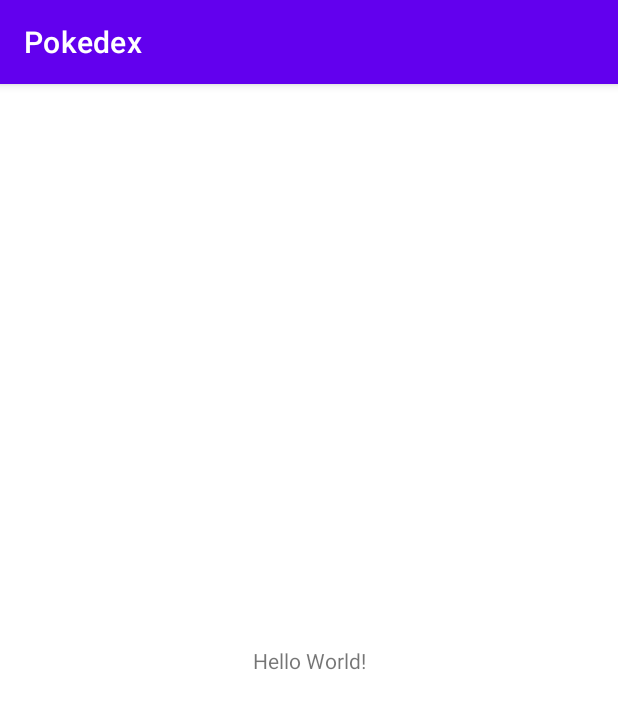
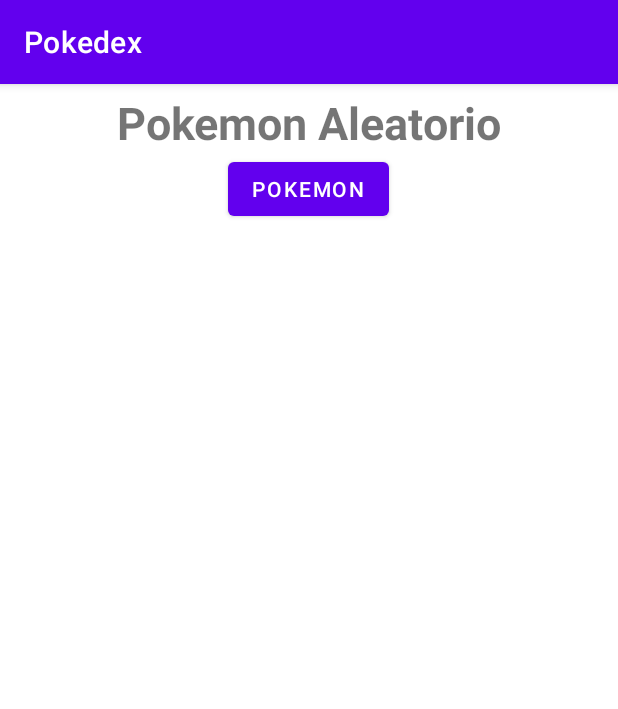
Before and after one commit to tavooctavio/Pokedex, an Android app: the screen it shows after launch (MainActivity), on a phone screen of 412 x 824 dp. Shown: the top 709 px of the screen. Run offline under Robolectric (Android 15) with nearby library versions, the phone set to English and light mode, and no system bars.

Commit message:
Interfaz terminada

```diff
--- a/app/src/main/res/layout/activity_main.xml
+++ b/app/src/main/res/layout/activity_main.xml
@@ -6,13 +6,13 @@
     android:layout_height="match_parent"
     tools:context=".MainActivity">
 
-    <TextView
-        android:layout_width="wrap_content"
-        android:layout_height="wrap_content"
-        android:text="Hello World!"
-        app:layout_constraintBottom_toBottomOf="parent"
-        app:layout_constraintLeft_toLeftOf="parent"
-        app:layout_constraintRight_toRightOf="parent"
-        app:layout_constraintTop_toTopOf="parent" />
+    <androidx.fragment.app.FragmentContainerView
+        android:id="@+id/nav_host_fragment_container"
+        android:layout_width="match_parent"
+        android:layout_height="match_parent"
+        android:name="androidx.navigation.fragment.NavHostFragment"
+        app:defaultNavHost="true"
+        app:navGraph="@navigation/main_graph"/>
+
 
 </androidx.constraintlayout.widget.ConstraintLayout>
--- a/app/src/main/res/layout/fragment_main.xml
+++ b/app/src/main/res/layout/fragment_main.xml
@@ -1,14 +1,44 @@
 <?xml version="1.0" encoding="utf-8"?>
-<FrameLayout xmlns:android="http://schemas.android.com/apk/res/android"
+<androidx.constraintlayout.widget.ConstraintLayout xmlns:android="http://schemas.android.com/apk/res/android"
+    xmlns:app="http://schemas.android.com/apk/res-auto"
     xmlns:tools="http://schemas.android.com/tools"
     android:layout_width="match_parent"
     android:layout_height="match_parent"
     tools:context=".MainFragment">
 
-    <!-- TODO: Update blank fragment layout -->
-    <TextView
+    <LinearLayout
+        android:id="@+id/linearLayout"
         android:layout_width="match_parent"
-        android:layout_height="match_parent"
-        android:text="@string/hello_blank_fragment" />
+        android:layout_height="100dp"
+        android:orientation="vertical"
+        android:gravity="center"
+        app:layout_constraintEnd_toEndOf="parent"
+        app:layout_constraintStart_toStartOf="parent"
+        app:layout_constraintTop_toTopOf="parent">
 
-</FrameLayout>
+        <TextView
+            android:layout_width="wrap_content"
+            android:layout_height="wrap_content"
+            android:text="Pokemon Aleatorio"
+            android:textSize="30sp"
+            android:textStyle="bold"/>
+
+        <Button
+            android:id="@+id/btn_pokemonAleatorio"
+            android:layout_width="wrap_content"
+            android:layout_height="wrap_content"
+            android:text="Pokemon" />
+
+    </LinearLayout>
+
+    <androidx.recyclerview.widget.RecyclerView
+        android:id="@+id/recyclerView"
+        android:layout_width="match_parent"
+        android:layout_height="0dp"
+        android:orientation="vertical"
+        app:layout_constraintBottom_toBottomOf="parent"
+        app:layout_constraintEnd_toEndOf="parent"
+        app:layout_constraintStart_toStartOf="parent"
+        app:layout_constraintTop_toBottomOf="@+id/linearLayout" />
+
+</androidx.constraintlayout.widget.ConstraintLayout>
--- a/app/src/main/res/navigation/main_graph.xml
+++ b/app/src/main/res/navigation/main_graph.xml
@@ -1,6 +1,22 @@
 <?xml version="1.0" encoding="utf-8"?>
 <navigation xmlns:android="http://schemas.android.com/apk/res/android"
-             xmlns:app="http://schemas.android.com/apk/res-auto"
-             android:id="@+id/main_graph">
+    xmlns:app="http://schemas.android.com/apk/res-auto"
+    xmlns:tools="http://schemas.android.com/tools"
+    android:id="@+id/main_graph"
+    app:startDestination="@id/mainFragment">
 
+    <fragment
+        android:id="@+id/mainFragment"
+        android:name="com.example.pokedex.MainFragment"
+        android:label="fragment_main"
+        tools:layout="@layout/fragment_main" >
+        <action
+            android:id="@+id/action_mainFragment_to_pokemonFragment"
+            app:destination="@id/pokemonFragment" />
+    </fragment>
+    <fragment
+        android:id="@+id/pokemonFragment"
+        android:name="com.example.pokedex.PokemonFragment"
+        android:label="fragment_pokemon"
+        tools:layout="@layout/fragment_pokemon" />
 </navigation>
--- a/app/src/main/res/values/strings.xml
+++ b/app/src/main/res/values/strings.xml
@@ -1,3 +1,5 @@
 <resources>
     <string name="app_name">Pokedex</string>
+    <!-- TODO: Remove or change this placeholder text -->
+    <string name="hello_blank_fragment">Hello blank fragment</string>
 </resources>
```
Also changed, not shown: app/build.gradle (+19 -0 lines), app/src/main/java/com/example/pokedex/MainFragment.kt (+6 -46 lines), app/src/main/java/com/example/pokedex/PokemonFragment.kt (+6 -46 lines), app/src/main/res/layout/fragment_pokemon.xml (+35 -6 lines).
